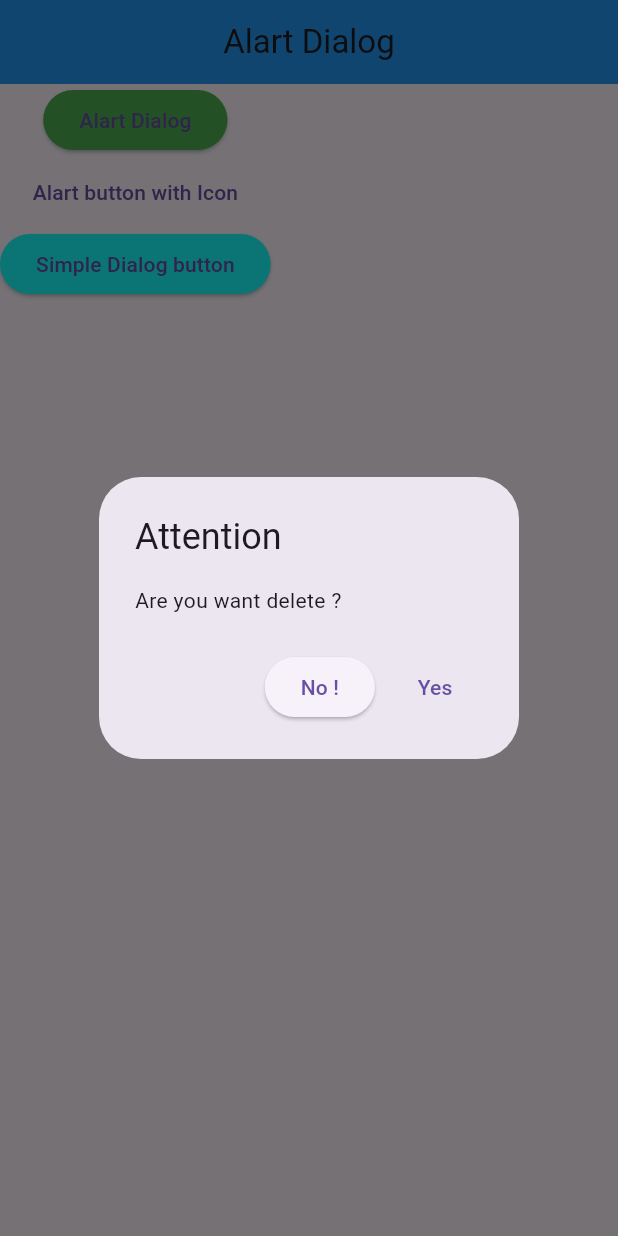
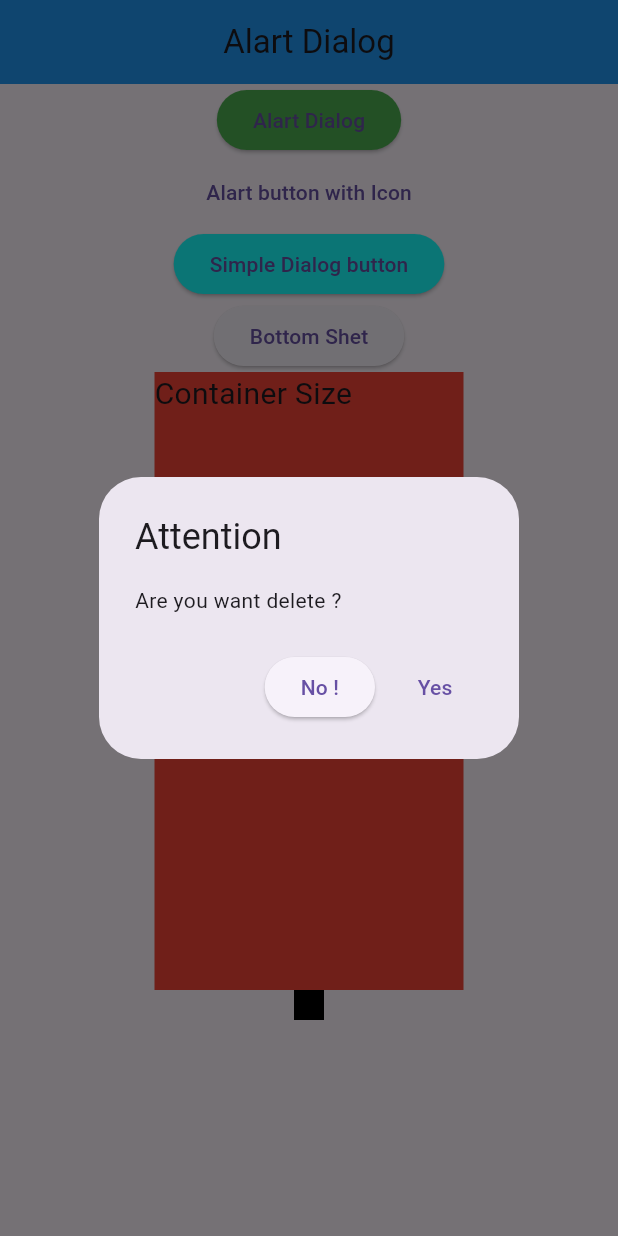
Before and after one commit to Sohelbd76/ostad_flutter, a Flutter app: the screen it shows after launch, after a tap on "Alart Dialog", on a phone screen of 412 x 824 dp. Run offline on Flutter 3.47's test engine with Material 3 defaults, Android fonts, the phone set to English and light mode, and no system bars.

Commit message:
Alart Button

```diff
--- a/lib/module9/alart.dart
+++ b/lib/module9/alart.dart
@@ -1,97 +1,184 @@
-
 import 'package:flutter/material.dart';
 
 import '../Module8/GridView_Builder.dart';
 import '../Module8/stack.dart';
+
 class alart extends StatelessWidget {
   const alart({super.key});
 
-
   @override
   Widget build(BuildContext context) {
-
-    void cratedalartdialog(){
-showDialog(context: context, builder: (context)=> AlertDialog(
+    void cratedalartdialog() {
+      showDialog(
+          context: context,barrierDismissible: false,
+          builder: (context) => AlertDialog(
                 title: Text('Attention'),
                 content: Text('Are you want delete ?'),
                 actions: [
-    ElevatedButton(onPressed: (){
+                  ElevatedButton(
+                      onPressed: () {
                         Navigator.pop(context);
-    }, child: Text('No !')),
-    TextButton(onPressed: (){
-      Navigator.push(context,
-          MaterialPageRoute(builder: (context)=> gridVBuidler()));
-    }, child: Text("Yes"))
+                      },
+                      child: Text('No !')),
+                  TextButton(
+                      onPressed: () {
+                        Navigator.push(
+                            context,
+                            MaterialPageRoute(
+                                builder: (context) => gridVBuidler()));
+                      },
+                      child: Text("Yes"))
                 ],
               ));
     }
-    void createAlartdialogwithIcon(){
-      showDialog(context: context, builder: (context)=> AlertDialog(
+
+    void createAlartdialogwithIcon() {
+      showDialog(
+          context: context,
+          builder: (context) => AlertDialog(
                 title: Text('Tamanna'),
                 content: Column(
                   mainAxisSize: MainAxisSize.min,
                   children: [
                     Row(
                       children: [
-                Icon(Icons.add_alert,color: Colors.red,size: 40,),
+                        Icon(
+                          Icons.add_alert,
+                          color: Colors.red,
+                          size: 40,
+                        ),
                         Text('Are you beautiful'),
                       ],
                     ),
-            SizedBox(height: 10,),
-            Text(' তুমি চাইলে hover করতে চাও, আমি কোড কাস্টম করে দিই! ✅'),
-            ElevatedButton(onPressed: (){
+                    SizedBox(
+                      height: 10,
+                    ),
+                    Text(
+                        ' তুমি চাইলে hover করতে চাও, আমি কোড কাস্টম করে দিই! ✅'),
+                    ElevatedButton(
+                        onPressed: () {
                           Navigator.pop(context);
-            },style:ElevatedButton.styleFrom(backgroundColor: Colors.red), child: Text('Done'))
-
+                        },
+                        style: ElevatedButton.styleFrom(
+                            backgroundColor: Colors.red),
+                        child: Text('Done'))
                   ],
                 ),
-
-
               ));
     }
-    void createSimpleDialog(){
-      showDialog(context: context, builder: (context)=> SimpleDialog(
+
+    void createSimpleDialog() {
+      showDialog(
+          context: context,barrierDismissible: false,
+          builder: (context) => SimpleDialog(
                 title: Text("Simple Dialog"),
                 children: [
                   SimpleDialogOption(
                     child: Text("Option 1"),
                   ),
-          SimpleDialogOption(child:
-            Text("option 2"),),
+                  SimpleDialogOption(
+                    child: Text("option 2"),
+                  ),
                   TextField(),
                   SizedBox(
                     height: 30,
                     width: 10,
-            child: ElevatedButton(onPressed: (){Navigator.push(
-                context,MaterialPageRoute(builder: (context)=> stackV()));},
-                style:ElevatedButton.styleFrom(backgroundColor: Colors.purple,shape: RoundedRectangleBorder(borderRadius: BorderRadius.circular(10))) ,child: Text("Submit",style: TextStyle(fontSize: 20,color: Colors.black),)),
+                    child: ElevatedButton(
+                        onPressed: () {
+                          Navigator.push(
+                              context,
+                              MaterialPageRoute(
+                                  builder: (context) => stackV()));
+                        },
+                        style: ElevatedButton.styleFrom(
+                            backgroundColor: Colors.purple,
+                            shape: RoundedRectangleBorder(
+                                borderRadius: BorderRadius.circular(10))),
+                        child: Text(
+                          "Submit",
+                          style: TextStyle(fontSize: 20, color: Colors.black),
+                        )),
                   ),
-        ElevatedButton(onPressed: (){Navigator.pop(context);}, child: Text("Ok"))
+                  ElevatedButton(
+                      onPressed: () {
+                        Navigator.pop(context);
+                      },
+                      child: Text("Ok"))
                 ],
               ));
     }
+    void createdBottomShet(){
+      showModalBottomSheet(context: context,backgroundColor: Colors.cyan,
+          builder: (context)=>
+      Container(
+
+
+        child: Column(
+          mainAxisSize: MainAxisSize.min,
+          children: [
+            Text('Chose an option'),
+            ListTile(
+              title: Text('Option 1'),
+            ),
+            ListTile(
+      onTap:(){},
+              title: Text('Option 2'),
+            ),
+            ListTile(
+            onLongPress: (){},
+              title: Text('Option 3')
+            ),
+            ],
+        ),
+      ));
+    }
+    Size ScreenSize=MediaQuery.of(context).size;
 
     return Scaffold(
         appBar: AppBar(
           title: Text("Alart Dialog"),
           centerTitle: true,
           backgroundColor: Colors.blue,
+        ),
+        body: Center(
+          child: Column(
+            children: [
+              ElevatedButton(
+                  onPressed: () {
+                    cratedalartdialog();
+                  },
+                  style: ElevatedButton.styleFrom(backgroundColor: Colors.green),
+                  child: Text('Alart Dialog')),
+              TextButton(
+                  onPressed: () {
+                    createAlartdialogwithIcon();
+                  },
+                  child: Text("Alart button with Icon")),
+              ElevatedButton(
+                  onPressed: () {
+                    createSimpleDialog();
+                  },
+                  style: ElevatedButton.styleFrom(
+                      backgroundColor: Colors.cyanAccent),
+                  child: Text('Simple Dialog button')),
+              ElevatedButton(onPressed: (){
+                createdBottomShet();
+              }, child: Text('Bottom Shet'))
+            ,Container(
+              height: ScreenSize.height*.50,
+                width: ScreenSize.width*.50,
+                color: Colors.red,
+                child: Text('Container Size',style:TextStyle(fontSize: ScreenSize.width >600 ?80:20
 
+                ),),
             ),
-       body: Column(
-         children: [
-
-           ElevatedButton(onPressed: (){
-             cratedalartdialog();
-           }, style: ElevatedButton.styleFrom(backgroundColor: Colors.green),child: Text('Alart Dialog')),
-           TextButton(onPressed: (){
-  createAlartdialogwithIcon();
-}, child: Text("Alart button with Icon")),
-           ElevatedButton(onPressed: (){
-             createSimpleDialog();
-           },style: ElevatedButton.styleFrom(backgroundColor: Colors.cyanAccent), child: Text('Simple Dialog button'))
+              Container(
+                height: 20,
+                width: 20,
+                color: Colors.black,
+              )
             ],
-       )
-    );
+          ),
+        ));
   }
 }
```
Lines whose indentation alone changed are shown as unchanged.
